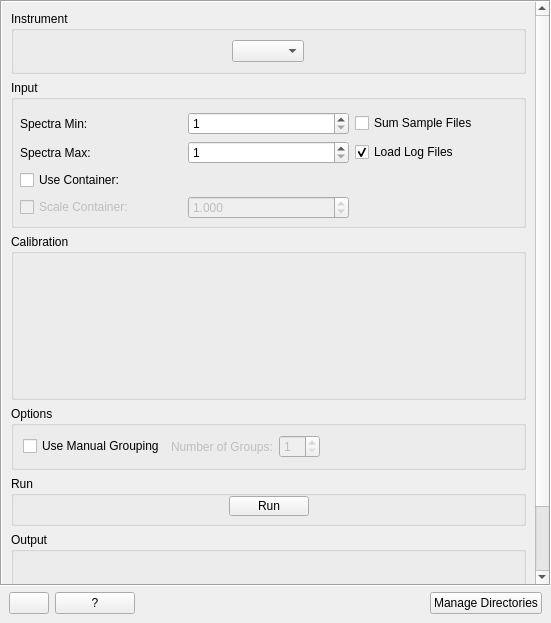
mantidproject/mantid, file qt/scientific_interfaces/Indirect/IndirectDiffractionReduction.ui: the form before one commit.
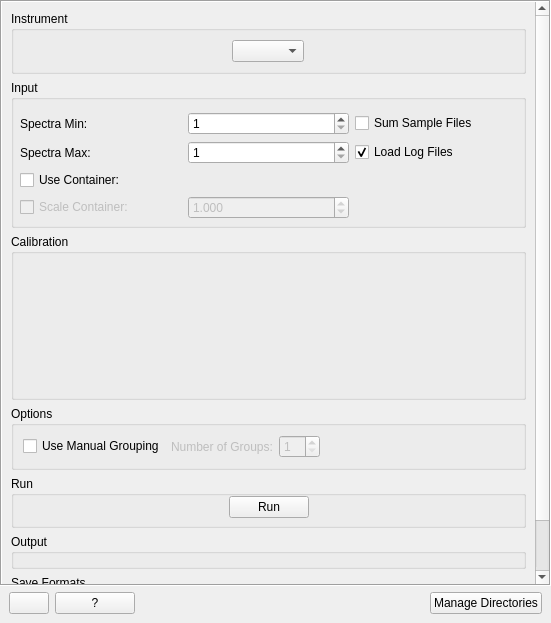
The form after the commit. Custom widgets are drawn as their Qt base class.

Commit message: Remove minimum and max size restrictions for diffraction and reduction interface

Diff of the .ui file:
```diff
--- a/qt/scientific_interfaces/Indirect/IndirectDiffractionReduction.ui
+++ b/qt/scientific_interfaces/Indirect/IndirectDiffractionReduction.ui
@@ -41,7 +41,7 @@
          <x>0</x>
          <y>0</y>
          <width>547</width>
-         <height>663</height>
+         <height>579</height>
         </rect>
        </property>
        <layout class="QVBoxLayout" name="verticalLayout">
@@ -657,18 +657,6 @@
         </item>
         <item>
          <widget class="QGroupBox" name="groupBox">
-          <property name="minimumSize">
-           <size>
-            <width>0</width>
-            <height>50</height>
-           </size>
-          </property>
-          <property name="maximumSize">
-           <size>
-            <width>16777215</width>
-            <height>50</height>
-           </size>
-          </property>
           <property name="title">
            <string>Run</string>
           </property>
@@ -729,12 +717,6 @@
         </item>
         <item>
          <widget class="QGroupBox" name="gbOutput">
-          <property name="minimumSize">
-           <size>
-            <width>0</width>
-            <height>56</height>
-           </size>
-          </property>
           <property name="title">
            <string>Output</string>
           </property>
```
Left out of the diff: 2 changed lines with no effect on the pictures. The commit also changes 1 other file.
